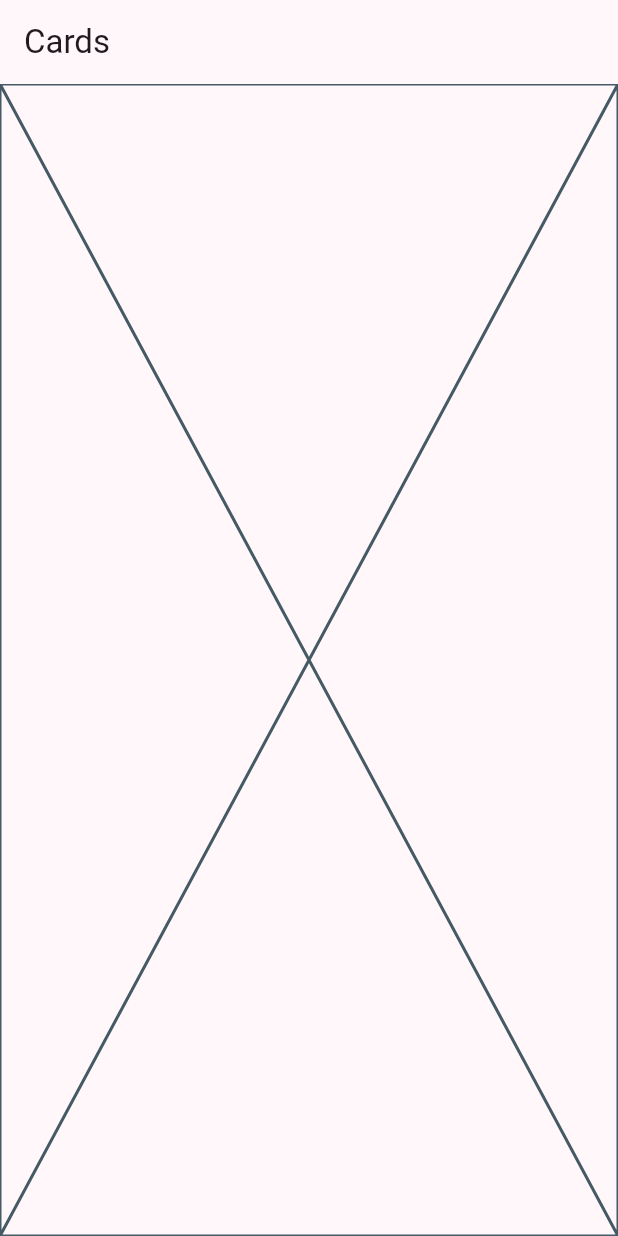
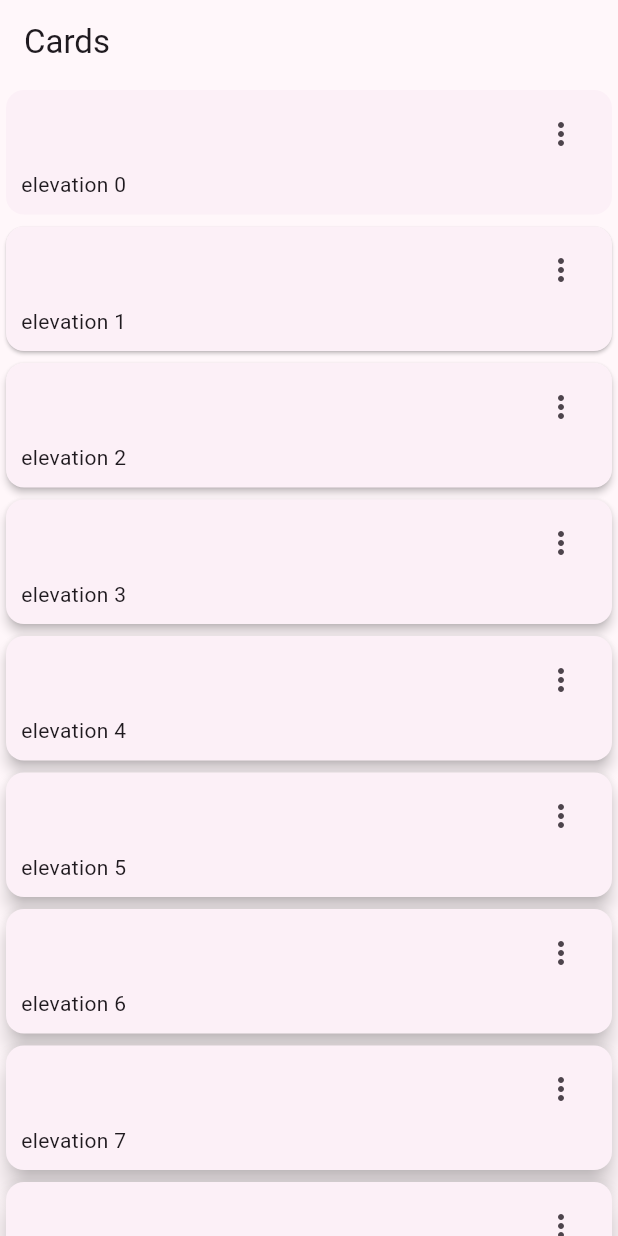
Before and after one commit to RosaLeaveMeAlone/widgets_app, a Flutter app: the CardsScreen screen opened by its route, on a phone screen of 412 x 824 dp. Run offline on Flutter 3.47's test engine with Material 3 defaults, Android fonts, the phone set to English and light mode, and no system bars; our stand-ins replace go_router.

Commit message:
Seccion 9 Cards

```diff
--- a/lib/presentation/screens/cards/cards_screen.dart
+++ b/lib/presentation/screens/cards/cards_screen.dart
@@ -1,4 +1,19 @@
 import 'package:flutter/material.dart';
+
+
+const cards = <Map<String,dynamic>>{
+
+  {'elevation': 0.0, 'label': 'elevation 0'},
+  {'elevation': 1.0, 'label': 'elevation 1'},
+  {'elevation': 2.0, 'label': 'elevation 2'},
+  {'elevation': 3.0, 'label': 'elevation 3'},
+  {'elevation': 4.0, 'label': 'elevation 4'},
+  {'elevation': 5.0, 'label': 'elevation 5'},
+  {'elevation': 6.0, 'label': 'elevation 6'},
+  {'elevation': 7.0, 'label': 'elevation 7'},
+  {'elevation': 8.0, 'label': 'elevation 8'},
+
+};
 
 class CardsScreen extends StatelessWidget {
 
@@ -12,7 +27,60 @@ class CardsScreen extends StatelessWidget {
       appBar: AppBar(
         title: const Text('Cards'),
       ),
-      body: const Placeholder(),
+      body: _CardsView(),
     );
   }
 }
+
+class _CardsView extends StatelessWidget {
+  const _CardsView({
+    super.key,
+  });
+
+  @override
+  Widget build(BuildContext context) {
+    return SingleChildScrollView(
+      child: Column(
+        children: [
+          ...cards.map((card) => _CardType1(
+            elevation: card['elevation'],
+            label: card['label'],
+          )),
+        ],
+      ),
+    );
+  }
+}
+
+class _CardType1 extends StatelessWidget {
+
+
+  final String label;
+  final double elevation;
+
+  const _CardType1({required this.label, required this.elevation});
+
+  @override
+  Widget build(BuildContext context) {
+    return Card(
+      elevation: elevation,
+      child: Padding(
+        padding: const EdgeInsets.fromLTRB(10, 5, 10, 10),
+        child: Column(children: [
+          Align(
+              alignment: Alignment.topRight,
+              child: IconButton(
+                onPressed: (){},
+                icon: const Icon(Icons.more_vert_outlined)
+                ),
+            ),
+          Align(
+            alignment: Alignment.bottomLeft,
+            child: Text(label),
+          )
+            ]
+          ),
+        ),
+      );
+  }
+}
```
